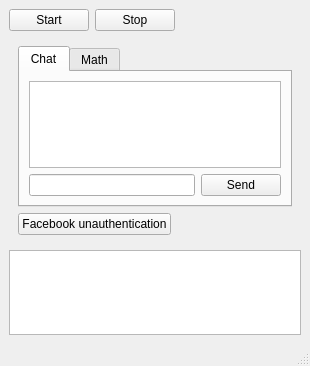
First picture: the form in network-example/network-user/forms/UserMainWindow.ui, repository hasboeuf/hb, before the edit.
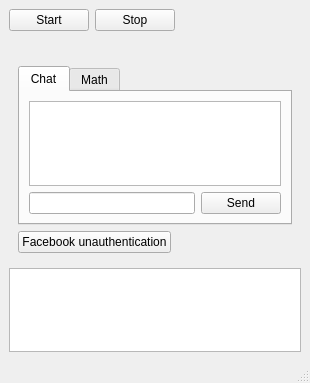
Second picture: the form after the edit. The open tabs and pages were chosen to show the change.

Patch:
```diff
--- a/network-example/network-user/forms/UserMainWindow.ui
+++ b/network-example/network-user/forms/UserMainWindow.ui
@@ -7,7 +7,7 @@
     <x>0</x>
     <y>0</y>
     <width>310</width>
-    <height>366</height>
+    <height>383</height>
    </rect>
   </property>
   <property name="windowTitle">
@@ -75,6 +75,13 @@
       </widget>
       <widget class="QWidget" name="ui_qw_app">
        <layout class="QVBoxLayout" name="verticalLayout_2">
+        <item>
+         <widget class="QLabel" name="ui_ql_me">
+          <property name="text">
+           <string/>
+          </property>
+         </widget>
+        </item>
         <item>
          <widget class="QTabWidget" name="tabWidget">
           <property name="currentIndex">
```
Left out of the diff: 2 changed lines with no effect on the pictures.
